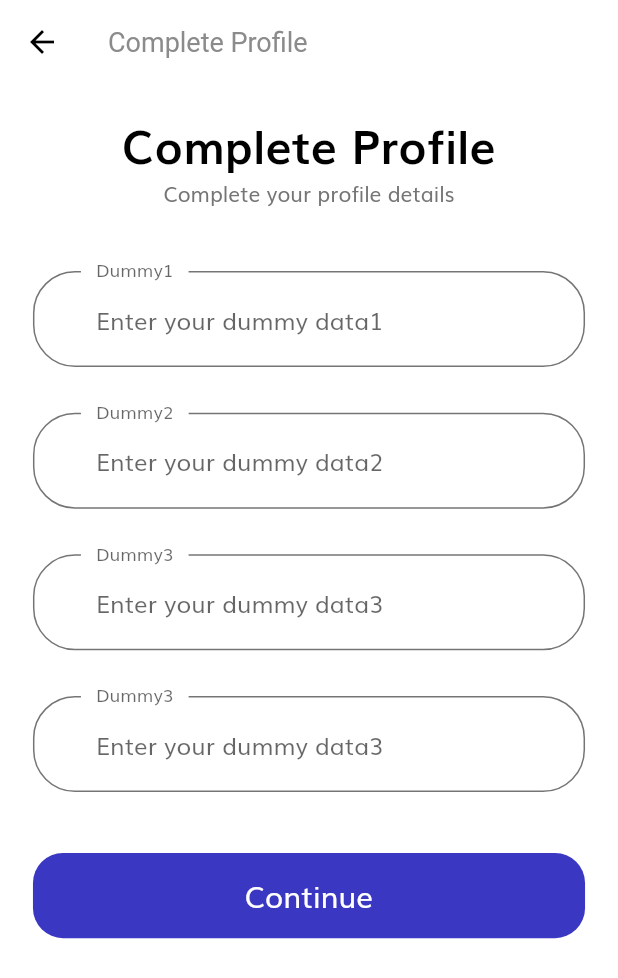
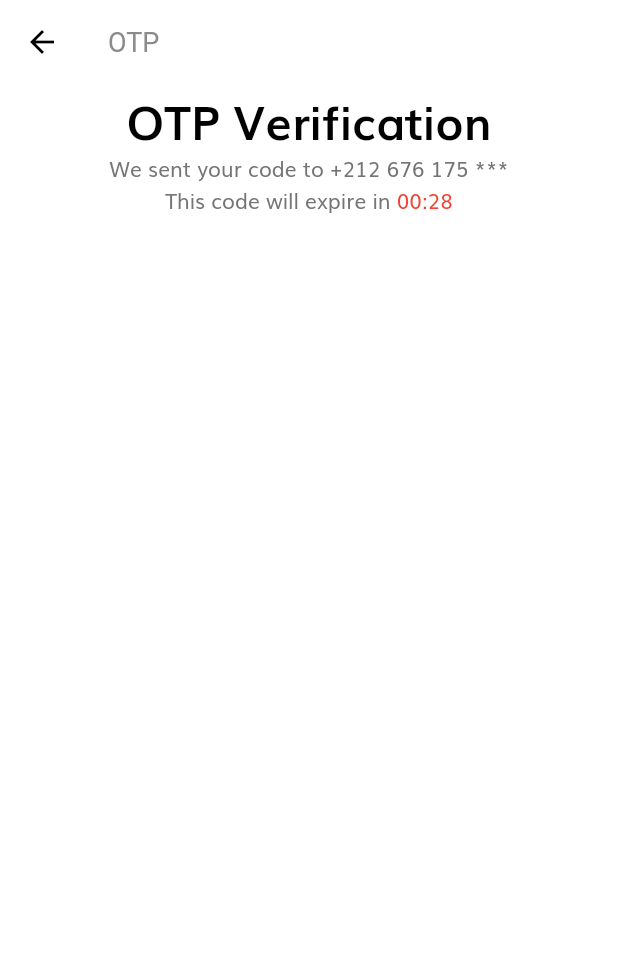
Before and after one commit to manal-elrhezzali/trancentum_ui_kit, a Flutter app: the CompleteProfileScreen screen opened by its route, after a tap on "Continue", on a phone screen of 412 x 824 dp. Shown: the top 978 px of the screen. Run offline on Flutter 3.47's test engine with Material 2 defaults, Android fonts, the phone set to English and light mode, and no system bars; our stand-ins replace flutter_svg.

Commit message:
OTP screen timer + AppBar

```diff
--- a/lib/routes.dart
+++ b/lib/routes.dart
@@ -1,4 +1,5 @@
 import 'package:flutter/widgets.dart';
+import 'package:trancentum_ui_kit/screens/otp/otp_screen.dart';
 
 import './screens/login_success/login_screen_screen.dart';
 import './screens/forgot_password/forgot_password_screen.dart';
@@ -6,11 +7,12 @@ import './screens/sign_in/sign_in_screen.dart';
 import './screens/splash/splash_screen.dart';
 import './screens/complete_profile/complete_profile_screen.dart';
 
-
 final Map<String, WidgetBuilder> routes = {
   SplashScreen.routeName: (context) => SplashScreen(),
   SignInScreen.routeName: (context) => SignInScreen(),
   ForgotPasswordScreen.routeName: (context) => ForgotPasswordScreen(),
   LoginSuccessScreen.routeName: (context) => LoginSuccessScreen(),
   CompleteProfileScreen.routeName: (context) => CompleteProfileScreen(),
+  OtpScreen.routeName: (context) => OtpScreen(),
+
 };
--- a/lib/screens/complete_profile/components/complete_profile_form.dart
+++ b/lib/screens/complete_profile/components/complete_profile_form.dart
@@ -1,4 +1,5 @@
 import 'package:flutter/material.dart';
+import 'package:trancentum_ui_kit/screens/otp/otp_screen.dart';
 
 import '../../../components/default_button.dart';
 import '../../../constants.dart';
@@ -91,6 +92,7 @@ class _CompleteProfileFormState extends State<CompleteProfileForm> {
             text: "Continue",
             pressHandler: () {
               //if all inputs are valide go to OTP screen
+              Navigator.of(context).pushNamed(OtpScreen.routeName);
             },
           ),
         ],
--- /dev/null
+++ b/lib/screens/otp/components/body.dart
@@ -0,0 +1,51 @@
+import 'package:flutter/material.dart';
+
+import '../../../size_config.dart';
+
+class Body extends StatelessWidget {
+  @override
+  Widget build(BuildContext context) {
+    return SizedBox(
+      width: double.infinity,
+      child: Column(
+        children: [
+          Text(
+            "OTP Verification",
+            style: TextStyle(
+              fontSize: getProportionateScreenWidth(28),
+              fontWeight: FontWeight.bold,
+              color: Colors.black,
+              height: 1.5,
+            ),
+          ),
+          Text("We sent your code to +212 676 175 ***"),
+          buildTimer(),
+        ],
+      ),
+    );
+  }
+
+  Row buildTimer() {
+    return Row(
+          mainAxisAlignment: MainAxisAlignment.center,
+          children: [
+            Text("This code will expire in "),
+            TweenAnimationBuilder(
+              tween: Tween(
+                begin: 30.0,
+                end: 0,
+              ),
+              duration: Duration(
+                seconds: 30,
+              ),
+              builder: (context, value, child) => Text(
+                "00:${value.toInt()}",
+                style: TextStyle(color: Colors.red),
+              ),
+              //what to do when the timer ends
+              onEnd: () {},
+            ),
+          ],
+        );
+  }
+}
--- /dev/null
+++ b/lib/screens/otp/otp_screen.dart
@@ -0,0 +1,16 @@
+import 'package:flutter/material.dart';
+
+import 'components/body.dart';
+
+class OtpScreen extends StatelessWidget {
+  static String routeName = "/otp_screen";
+  @override
+  Widget build(BuildContext context) {
+    return Scaffold(
+      appBar: AppBar(
+        title: Text("OTP"),
+      ),
+      body: Body(),
+    );
+  }
+}
```
